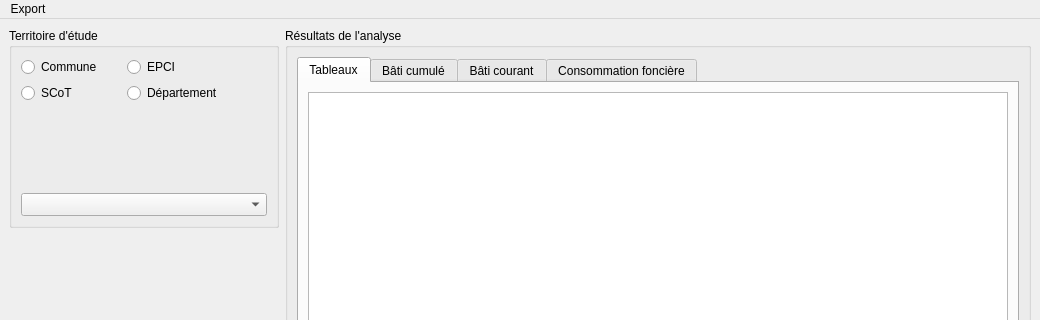
This is fenetre_principale.ui in dasycarpum/pro_DDT_Observatoire_foncier as Qt 5 draws it before an edit; both pictures show x 0 to 1040 and y 0 to 320 of the 1040 by 672 pixel window. The edited form follows.
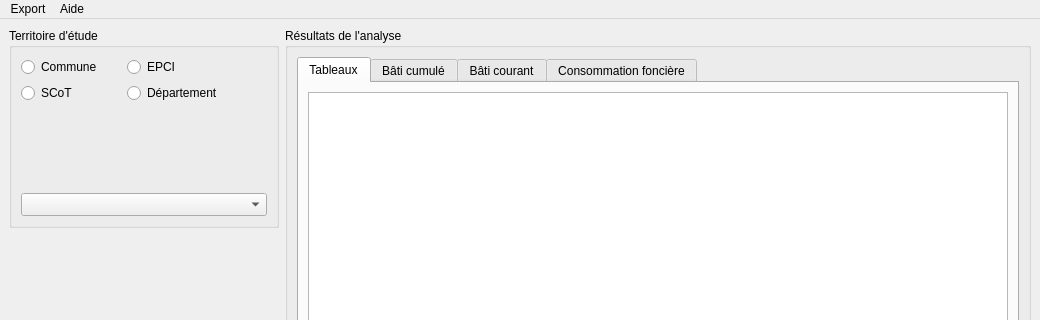
This is the edited form. Icons and pictures are not drawn.

Commit message:
Merged PR 56: Menu aide : manuel d'utilisation (pdf)
Related work items: #86

Diff of the .ui file:
```diff
--- a/fenetre_principale.ui
+++ b/fenetre_principale.ui
@@ -374,7 +374,7 @@
      <x>0</x>
      <y>0</y>
      <width>1040</width>
-     <height>25</height>
+     <height>21</height>
     </rect>
    </property>
    <widget class="QMenu" name="menu_export">
@@ -390,7 +390,14 @@
     <addaction name="action_imprimer_pdf"/>
     <addaction name="action_exporter_jpeg"/>
    </widget>
+   <widget class="QMenu" name="menuAide">
+    <property name="title">
+     <string>Aide</string>
+    </property>
+    <addaction name="action_manuel_utilisation"/>
+   </widget>
    <addaction name="menu_export"/>
+   <addaction name="menuAide"/>
   </widget>
   <widget class="QStatusBar" name="statusbar"/>
   <action name="action_imprimer_pdf">
```
Left out of the diff: 9 changed lines with no effect on the pictures. The commit also changes 3 other files.
